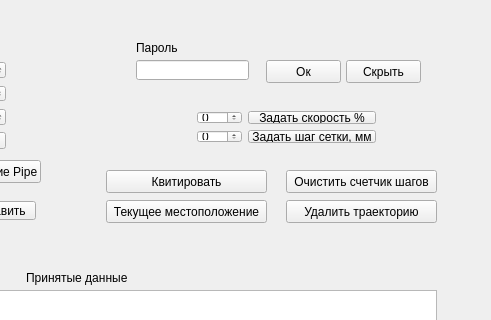
Before: the Qt Designer form widget.ui in leninec/gui-for-kaeasaki-robot, drawn with Qt 5; both pictures show x 444 to 935 and y 0 to 320 of the 935 by 520 pixel window.
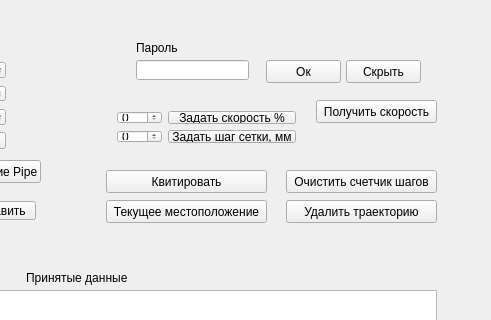
After: the same form once the commit is applied. The open tabs and pages were chosen to show the change.

```diff
--- a/widget.ui
+++ b/widget.ui
@@ -2254,7 +2254,7 @@
     <widget class="QWidget" name="gridLayoutWidget_2">
      <property name="geometry">
       <rect>
-       <x>360</x>
+       <x>280</x>
        <y>70</y>
        <width>201</width>
        <height>54</height>
@@ -2296,6 +2296,19 @@
       <string>Сервис</string>
      </property>
     </widget>
+    <widget class="QPushButton" name="pushButtonGetSpeedMech">
+     <property name="geometry">
+      <rect>
+       <x>490</x>
+       <y>70</y>
+       <width>121</width>
+       <height>23</height>
+      </rect>
+     </property>
+     <property name="text">
+      <string>Получить скорость</string>
+     </property>
+    </widget>
    </widget>
   </widget>
   <widget class="QListWidget" name="listWidget">
```
Left out of the diff: 2 changed lines with no effect on the pictures.
